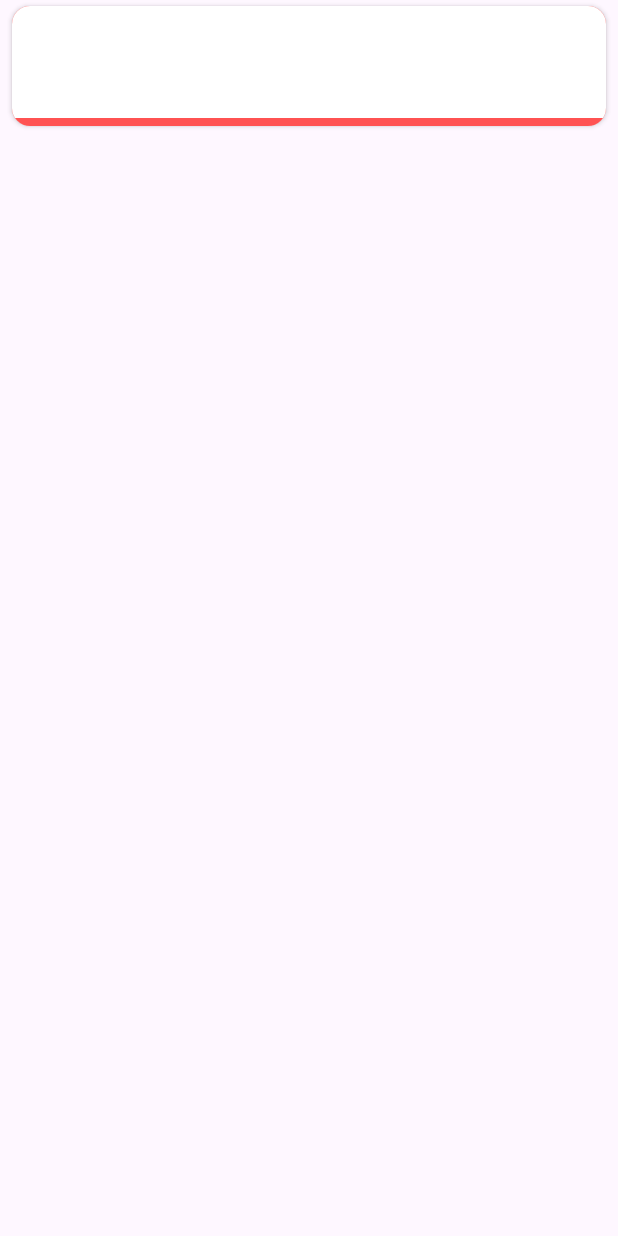
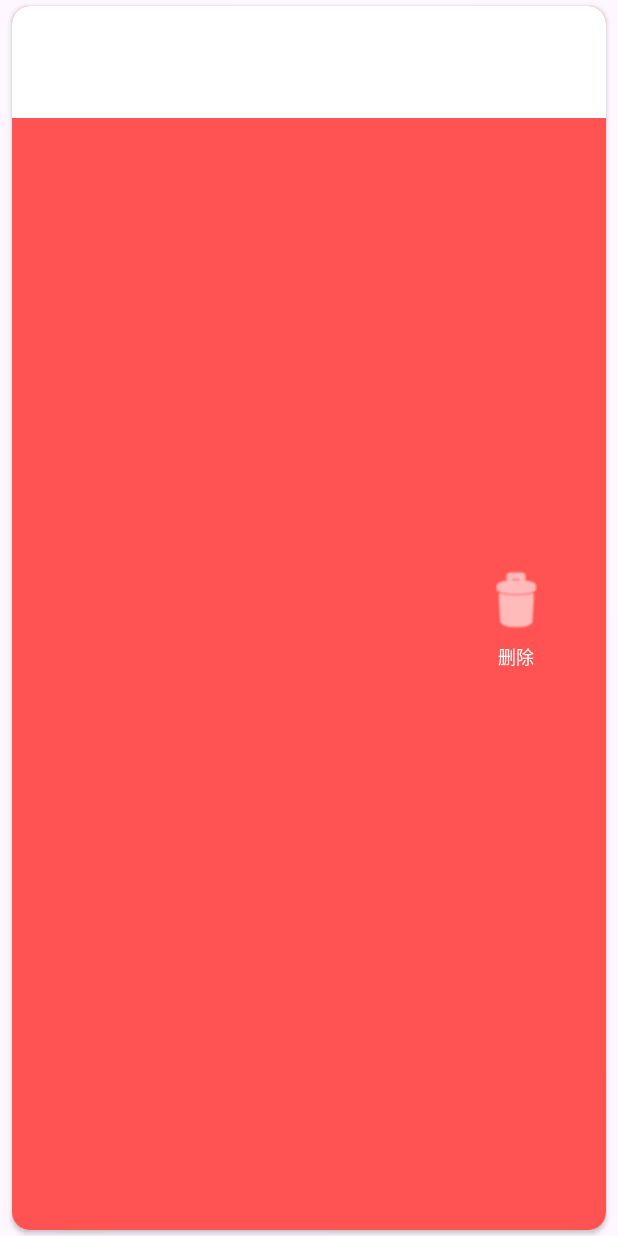
Before and after one commit to robbieji789-sudo/Batminton, an Android app: the layout item_match_history.xml on its own in the app's theme, with its tools: preview values and no code run, on a phone screen of 412 x 824 dp. Run offline under Robolectric (Android 15) with nearby library versions, the phone set to English and light mode, and no system bars.

Commit message:
Develop a scoring app for badminton

```diff
--- a/app/src/main/res/layout/item_match_history.xml
+++ b/app/src/main/res/layout/item_match_history.xml
@@ -8,24 +8,41 @@
     app:cardCornerRadius="12dp"
     app:cardElevation="2dp">
 
-    <FrameLayout
+    <!-- 删除按钮背景层 -->
+    <RelativeLayout
         android:layout_width="match_parent"
-        android:layout_height="match_parent"
-        android:background="#FF5252">
+        android:layout_height="wrap_content"
+        android:background="#FF5252"
+        android:minHeight="80dp">
 
-        <ImageView
-            android:id="@+id/ivDelete"
-            android:layout_width="80dp"
+        <!-- 删除按钮 -->
+        <LinearLayout
+            android:layout_width="120dp"
             android:layout_height="match_parent"
-            android:layout_gravity="end"
-            android:background="?attr/selectableItemBackground"
-            android:clickable="true"
-            android:focusable="true"
-            android:padding="24dp"
-            android:src="@android:drawable/ic_menu_delete"
-            app:tint="@color/white" />
-    </FrameLayout>
+            android:layout_alignParentEnd="true"
+            android:gravity="center"
+            android:orientation="vertical"
+            android:background="?attr/selectableItemBackground">
 
+            <ImageView
+                android:id="@+id/ivDelete"
+                android:layout_width="48dp"
+                android:layout_height="48dp"
+                android:src="@android:drawable/ic_menu_delete"
+                app:tint="@color/white"
+                android:contentDescription="删除" />
+
+            <TextView
+                android:layout_width="wrap_content"
+                android:layout_height="wrap_content"
+                android:text="删除"
+                android:textColor="@color/white"
+                android:textSize="12sp"
+                android:layout_marginTop="4dp" />
+        </LinearLayout>
+    </RelativeLayout>
+
+    <!-- 前景层 - 可滑动的部分 -->
     <androidx.constraintlayout.widget.ConstraintLayout
         android:id="@+id/view_foreground"
         android:layout_width="match_parent"
```
Also changed, not shown: app/src/main/java/com/example/batminton/HistoryAdapter.kt (+54 -3 lines), app/src/main/java/com/example/batminton/MainActivity.kt (+81 -15 lines).
